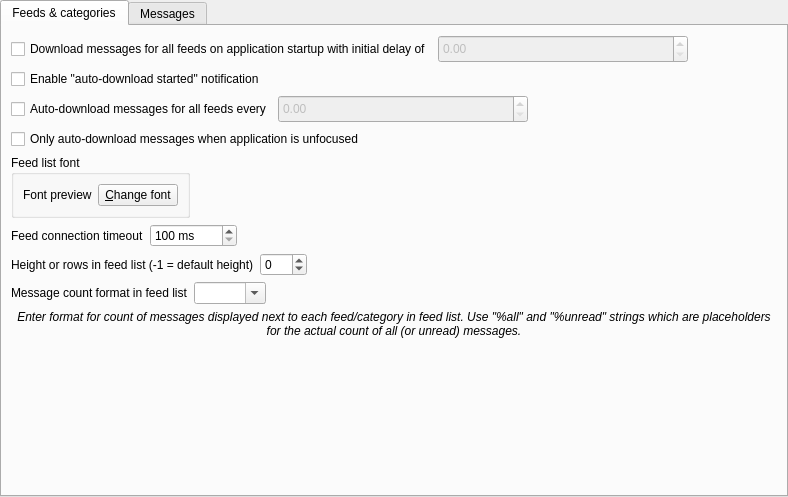
Before: the Qt Designer form src/librssguard/gui/settings/settingsfeedsmessages.ui in norbusan/rssguard-debian, drawn with Qt 5.
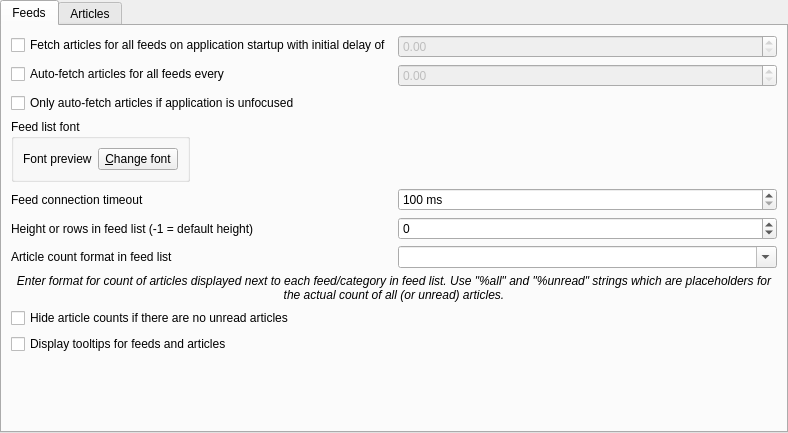
After: the same form once the commit is applied. Custom widgets are drawn as their Qt base class.

Diff of the .ui file:
```diff
--- a/src/librssguard/gui/settings/settingsfeedsmessages.ui
+++ b/src/librssguard/gui/settings/settingsfeedsmessages.ui
@@ -7,7 +7,7 @@
     <x>0</x>
     <y>0</y>
     <width>788</width>
-    <height>497</height>
+    <height>433</height>
    </rect>
   </property>
   <layout class="QHBoxLayout" name="horizontalLayout">
@@ -30,29 +30,21 @@
      </property>
      <widget class="QWidget" name="m_tabFeeds">
       <attribute name="title">
-       <string>Feeds &amp;&amp; categories</string>
+       <string>Feeds</string>
       </attribute>
       <layout class="QFormLayout" name="formLayout_2">
        <item row="0" column="0">
-        <layout class="QHBoxLayout" name="horizontalLayout_5">
-         <item>
           <widget class="QCheckBox" name="m_checkUpdateAllFeedsOnStartup">
            <property name="text">
-            <string>Download messages for all feeds on application startup with initial delay of</string>
+          <string>Fetch articles for all feeds on application startup with initial delay of</string>
            </property>
           </widget>
          </item>
-         <item>
+       <item row="0" column="1">
           <widget class="TimeSpinBox" name="m_spinStartupUpdateDelay">
            <property name="enabled">
             <bool>false</bool>
            </property>
-           <property name="minimumSize">
-            <size>
-             <width>250</width>
-             <height>28</height>
-            </size>
-           </property>
            <property name="readOnly">
             <bool>false</bool>
            </property>
@@ -60,30 +52,47 @@
             <bool>true</bool>
            </property>
           </widget>
-         </item>
-        </layout>
        </item>
        <item row="1" column="0">
-        <widget class="QCheckBox" name="m_checkAutoUpdateNotification">
+        <widget class="QCheckBox" name="m_checkAutoUpdate">
          <property name="text">
-          <string>Enable &quot;auto-download started&quot; notification</string>
+          <string>Auto-fetch articles for all feeds every</string>
          </property>
         </widget>
        </item>
-       <item row="3" column="0">
+       <item row="1" column="1">
+        <widget class="TimeSpinBox" name="m_spinAutoUpdateInterval">
+         <property name="enabled">
+          <bool>false</bool>
+         </property>
+         <property name="readOnly">
+          <bool>false</bool>
+         </property>
+         <property name="accelerated">
+          <bool>true</bool>
+         </property>
+        </widget>
+       </item>
+       <item row="2" column="0" colspan="2">
         <widget class="QCheckBox" name="m_checkAutoUpdateOnlyUnfocused">
          <property name="text">
-          <string>Only auto-download messages when application is unfocused</string>
+          <string>Only auto-fetch articles if application is unfocused</string>
          </property>
         </widget>
        </item>
-       <item row="4" column="0">
+       <item row="3" column="0">
         <widget class="QGroupBox" name="groupBox_6">
+         <property name="sizePolicy">
+          <sizepolicy hsizetype="Preferred" vsizetype="Maximum">
+           <horstretch>0</horstretch>
+           <verstretch>0</verstretch>
+          </sizepolicy>
+         </property>
          <property name="title">
           <string>Feed list font</string>
          </property>
-         <layout class="QHBoxLayout" name="horizontalLayout_18">
-          <item>
+         <layout class="QFormLayout" name="formLayout_3">
+          <item row="0" column="0">
            <widget class="QLabel" name="m_lblFeedListFont">
             <property name="text">
              <string>Font preview</string>
@@ -93,7 +102,7 @@
             </property>
            </widget>
           </item>
-          <item>
+          <item row="0" column="1">
            <widget class="QPushButton" name="m_btnChangeFeedListFont">
             <property name="text">
              <string>&amp;Change font</string>
@@ -103,9 +112,7 @@
          </layout>
         </widget>
        </item>
-       <item row="5" column="0">
-        <layout class="QHBoxLayout" name="horizontalLayout_7">
-         <item>
+       <item row="4" column="0">
           <widget class="QLabel" name="label_3">
            <property name="text">
             <string>Feed connection timeout</string>
@@ -115,7 +122,7 @@
            </property>
           </widget>
          </item>
-         <item>
+       <item row="4" column="1">
           <widget class="QSpinBox" name="m_spinFeedUpdateTimeout">
            <property name="toolTip">
             <string>Connection timeout is time interval which is reserved for downloading new messages for the feed. If this time interval elapses, then download process is aborted.</string>
@@ -134,11 +141,7 @@
            </property>
           </widget>
          </item>
-        </layout>
-       </item>
-       <item row="6" column="0">
-        <layout class="QHBoxLayout" name="horizontalLayout_9">
-         <item>
+       <item row="5" column="0">
           <widget class="QLabel" name="label_6">
            <property name="text">
             <string>Height or rows in feed list (-1 = default height)</string>
@@ -148,7 +151,7 @@
            </property>
           </widget>
          </item>
-         <item>
+       <item row="5" column="1">
           <widget class="QSpinBox" name="m_spinHeightRowsFeeds">
            <property name="minimum">
             <number>-1</number>
@@ -158,21 +161,17 @@
            </property>
           </widget>
          </item>
-        </layout>
-       </item>
-       <item row="7" column="0">
-        <layout class="QHBoxLayout" name="horizontalLayout_8">
-         <item>
+       <item row="6" column="0">
           <widget class="QLabel" name="label_8">
            <property name="text">
-            <string>Message count format in feed list</string>
+          <string>Article count format in feed list</string>
            </property>
            <property name="buddy">
             <cstring>m_cmbCountsFeedList</cstring>
            </property>
           </widget>
          </item>
-         <item>
+       <item row="6" column="1">
           <widget class="QComboBox" name="m_cmbCountsFeedList">
            <property name="toolTip">
             <string notr="true"/>
@@ -182,39 +181,7 @@
            </property>
           </widget>
          </item>
-        </layout>
-       </item>
-       <item row="2" column="0">
-        <layout class="QHBoxLayout" name="horizontalLayout_6">
-         <item>
-          <widget class="QCheckBox" name="m_checkAutoUpdate">
-           <property name="text">
-            <string>Auto-download messages for all feeds every</string>
-           </property>
-          </widget>
-         </item>
-         <item>
-          <widget class="TimeSpinBox" name="m_spinAutoUpdateInterval">
-           <property name="enabled">
-            <bool>false</bool>
-           </property>
-           <property name="minimumSize">
-            <size>
-             <width>250</width>
-             <height>28</height>
-            </size>
-           </property>
-           <property name="readOnly">
-            <bool>false</bool>
-           </property>
-           <property name="accelerated">
-            <bool>true</bool>
-           </property>
-          </widget>
-         </item>
-        </layout>
-       </item>
-       <item row="8" column="0" colspan="2">
+       <item row="7" column="0" colspan="2">
         <widget class="QLabel" name="label_9">
          <property name="font">
           <font>
@@ -222,7 +189,7 @@
           </font>
          </property>
          <property name="text">
-          <string>Enter format for count of messages displayed next to each feed/category in feed list. Use &quot;%all&quot; and &quot;%unread&quot; strings which are placeholders for the actual count of all (or unread) messages.</string>
+          <string>Enter format for count of articles displayed next to each feed/category in feed list. Use &quot;%all&quot; and &quot;%unread&quot; strings which are placeholders for the actual count of all (or unread) articles.</string>
          </property>
          <property name="alignment">
           <set>Qt::AlignCenter</set>
@@ -232,7 +199,21 @@
          </property>
         </widget>
        </item>
+       <item row="8" column="0" colspan="2">
+        <widget class="QCheckBox" name="m_cbHideCountsIfNoUnread">
+         <property name="text">
+          <string>Hide article counts if there are no unread articles</string>
+         </property>
+        </widget>
+       </item>
        <item row="9" column="0" colspan="2">
+        <widget class="QCheckBox" name="m_checkShowTooltips">
+         <property name="text">
+          <string>Display tooltips for feeds and articles</string>
+         </property>
+        </widget>
+       </item>
+       <item row="10" column="0" colspan="2">
         <spacer name="verticalSpacer">
          <property name="orientation">
           <enum>Qt::Vertical</enum>
@@ -249,7 +230,7 @@
      </widget>
      <widget class="QWidget" name="m_tabMessages">
       <attribute name="title">
-       <string>Messages</string>
+       <string>Articles</string>
       </attribute>
       <layout class="QFormLayout" name="formLayout">
        <item row="0" column="0">
```
Left out of the diff: 106 changed lines with no effect on the pictures. Lines whose indentation alone changed are shown as unchanged.
